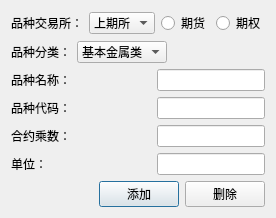
First picture: the form in setting_chooseproduct.ui, repository ChengruiGu/CMF_Marketmaker, before the edit.
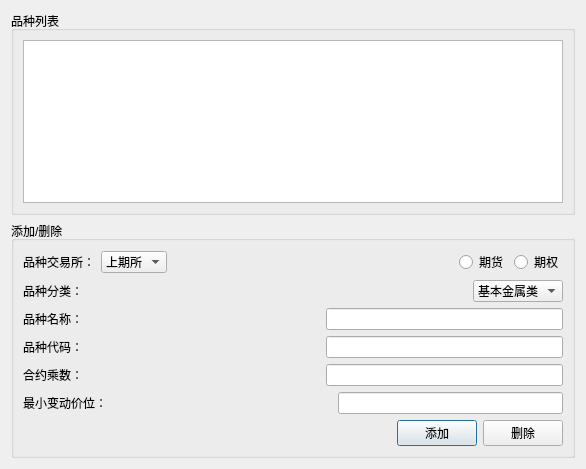
Second picture: the form after the edit.

```diff
--- a/setting_chooseproduct.ui
+++ b/setting_chooseproduct.ui
@@ -6,13 +6,31 @@
    <rect>
     <x>0</x>
     <y>0</y>
-    <width>274</width>
-    <height>211</height>
+    <width>586</width>
+    <height>469</height>
    </rect>
   </property>
   <property name="windowTitle">
    <string>品种设置</string>
   </property>
+  <layout class="QVBoxLayout" name="verticalLayout_2">
+   <item>
+    <widget class="QGroupBox" name="groupBox_2">
+     <property name="title">
+      <string>品种列表</string>
+     </property>
+     <layout class="QHBoxLayout" name="horizontalLayout_8">
+      <item>
+       <widget class="QTableView" name="tableView"/>
+      </item>
+     </layout>
+    </widget>
+   </item>
+   <item>
+    <widget class="QGroupBox" name="groupBox">
+     <property name="title">
+      <string>添加/删除</string>
+     </property>
   <layout class="QVBoxLayout" name="verticalLayout">
    <item>
     <layout class="QHBoxLayout" name="horizontalLayout_2">
@@ -52,6 +70,19 @@
        </item>
       </widget>
      </item>
+        <item>
+         <spacer name="horizontalSpacer_3">
+          <property name="orientation">
+           <enum>Qt::Horizontal</enum>
+          </property>
+          <property name="sizeHint" stdset="0">
+           <size>
+            <width>40</width>
+            <height>20</height>
+           </size>
+          </property>
+         </spacer>
+        </item>
      <item>
       <widget class="QRadioButton" name="radioButton">
        <property name="text">
@@ -66,19 +97,6 @@
        </property>
       </widget>
      </item>
-     <item>
-      <spacer name="horizontalSpacer_3">
-       <property name="orientation">
-        <enum>Qt::Horizontal</enum>
-       </property>
-       <property name="sizeHint" stdset="0">
-        <size>
-         <width>40</width>
-         <height>20</height>
-        </size>
-       </property>
-      </spacer>
-     </item>
     </layout>
    </item>
    <item>
@@ -90,6 +108,19 @@
        </property>
       </widget>
      </item>
+        <item>
+         <spacer name="horizontalSpacer_7">
+          <property name="orientation">
+           <enum>Qt::Horizontal</enum>
+          </property>
+          <property name="sizeHint" stdset="0">
+           <size>
+            <width>40</width>
+            <height>20</height>
+           </size>
+          </property>
+         </spacer>
+        </item>
      <item>
       <widget class="QComboBox" name="comboBox_2">
        <item>
@@ -119,19 +150,6 @@
        </item>
       </widget>
      </item>
-     <item>
-      <spacer name="horizontalSpacer_7">
-       <property name="orientation">
-        <enum>Qt::Horizontal</enum>
-       </property>
-       <property name="sizeHint" stdset="0">
-        <size>
-         <width>40</width>
-         <height>20</height>
-        </size>
-       </property>
-      </spacer>
-     </item>
     </layout>
    </item>
    <item>
@@ -220,7 +238,7 @@
      <item>
       <widget class="QLabel" name="label_4">
        <property name="text">
-        <string>单位：</string>
+           <string>最小变动价位：</string>
        </property>
       </widget>
      </item>
@@ -272,6 +290,9 @@
       </widget>
      </item>
     </layout>
+      </item>
+     </layout>
+    </widget>
    </item>
   </layout>
  </widget>
```
Lines whose indentation alone changed are shown as unchanged.
